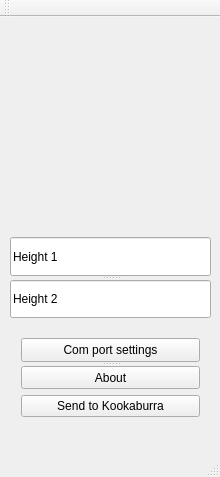
Qt form GUI/src/mainwindow.ui (VvWijhe/kookaburra) before a commit.
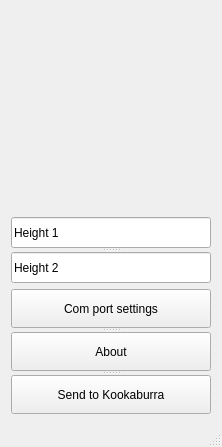
The same form after that commit. Icons and pictures are not drawn.

What changed in the file:
```diff
--- a/GUI/src/mainwindow.ui
+++ b/GUI/src/mainwindow.ui
@@ -6,22 +6,22 @@
    <rect>
     <x>0</x>
     <y>0</y>
-    <width>220</width>
-    <height>477</height>
+    <width>222</width>
+    <height>447</height>
    </rect>
   </property>
   <property name="windowTitle">
    <string>MainWindow</string>
   </property>
   <widget class="QWidget" name="centralWidget">
+   <layout class="QVBoxLayout" name="verticalLayout_2">
+    <item>
    <widget class="QLabel" name="PandaPic">
-    <property name="geometry">
-     <rect>
-      <x>10</x>
-      <y>10</y>
+      <property name="minimumSize">
+       <size>
       <width>200</width>
       <height>200</height>
-     </rect>
+       </size>
     </property>
     <property name="text">
      <string/>
@@ -33,15 +33,9 @@
      <bool>true</bool>
     </property>
    </widget>
+    </item>
+    <item>
    <widget class="QSplitter" name="splitter_2">
-    <property name="geometry">
-     <rect>
-      <x>10</x>
-      <y>220</y>
-      <width>201</width>
-      <height>81</height>
-     </rect>
-    </property>
     <property name="orientation">
      <enum>Qt::Vertical</enum>
     </property>
@@ -50,26 +44,31 @@
       <enum>Qt::Vertical</enum>
      </property>
      <widget class="QLineEdit" name="UIHeightOne">
+        <property name="maximumSize">
+         <size>
+          <width>16777215</width>
+          <height>31</height>
+         </size>
+        </property>
       <property name="text">
        <string>Height 1</string>
       </property>
      </widget>
      <widget class="QLineEdit" name="UIHeightTwo">
+        <property name="maximumSize">
+         <size>
+          <width>16777215</width>
+          <height>31</height>
+         </size>
+        </property>
       <property name="text">
        <string>Height 2</string>
       </property>
      </widget>
     </widget>
    </widget>
-   <widget class="QWidget" name="layoutWidget">
-    <property name="geometry">
-     <rect>
-      <x>10</x>
-      <y>310</y>
-      <width>201</width>
-      <height>101</height>
-     </rect>
-    </property>
+    </item>
+    <item>
     <layout class="QVBoxLayout" name="verticalLayout">
      <item>
       <widget class="QSplitter" name="splitter_3">
@@ -86,17 +85,16 @@
          <string>About</string>
         </property>
        </widget>
-      </widget>
-     </item>
-     <item>
       <widget class="QPushButton" name="pushButton_3">
        <property name="text">
         <string>Send to Kookaburra</string>
        </property>
       </widget>
-     </item>
-    </layout>
-   </widget>
+       </widget>
+      </item>
+     </layout>
+    </item>
+   </layout>
   </widget>
   <widget class="QMenuBar" name="menuBar">
    <property name="geometry">
@@ -108,14 +106,6 @@
     </rect>
    </property>
   </widget>
-  <widget class="QToolBar" name="mainToolBar">
-   <attribute name="toolBarArea">
-    <enum>TopToolBarArea</enum>
-   </attribute>
-   <attribute name="toolBarBreak">
-    <bool>false</bool>
-   </attribute>
-  </widget>
   <widget class="QStatusBar" name="statusBar"/>
   <action name="actionCom_gate_settings">
    <property name="text">
```
Left out of the diff: 4 changed lines with no effect on the pictures. Lines whose indentation alone changed are shown as unchanged.
